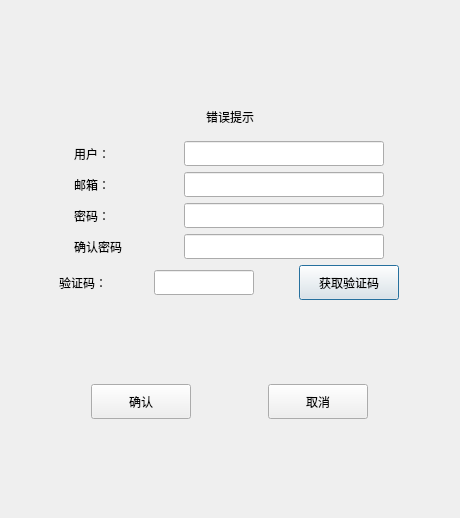
Old version of the form registerdialog.ui in the repository blapapple/pChat.
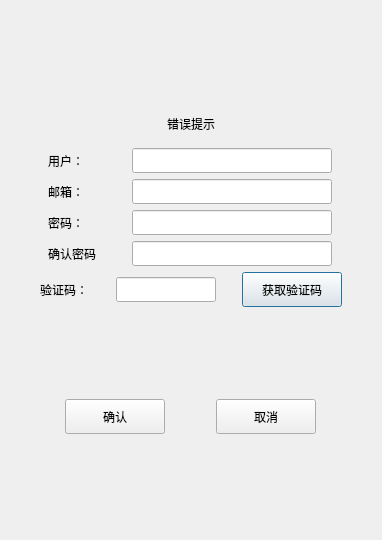
New version of the form.

Commit message: 实现了验证码确认和注册功能

What changed in the file:
```diff
--- a/registerdialog.ui
+++ b/registerdialog.ui
@@ -6,8 +6,8 @@
    <rect>
     <x>0</x>
     <y>0</y>
-    <width>460</width>
-    <height>518</height>
+    <width>382</width>
+    <height>540</height>
    </rect>
   </property>
   <property name="minimumSize">
```
Left out of the diff: 4 changed lines with no effect on the pictures. The commit also changes 2 other files.
